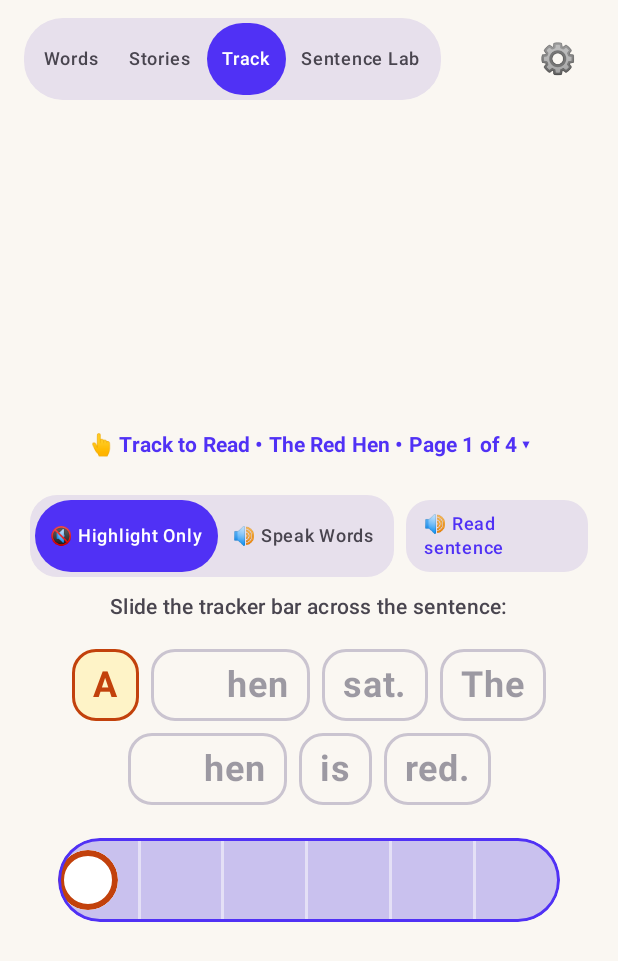
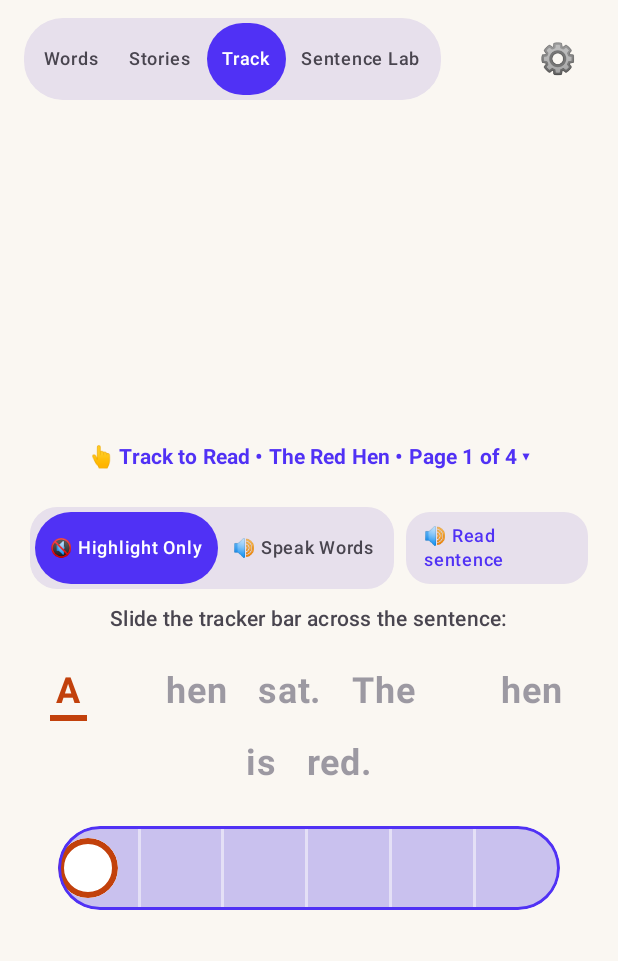
Before and after one commit to alexcch-byte/dragon-readers, an Android app built with Jetpack Compose: the screen it shows after launch (MainActivity), after a tap on "Track", on a phone screen of 412 x 824 dp. Shown: the top 961 px of the screen. Run offline under Robolectric (Android 15) with nearby library versions, the phone set to English and light mode, and no system bars; 3 other taps on this screen came first.

Commit message:
Cycle 29: Underline active reading word instead of drawing a box around it

```diff
--- a/app/src/main/java/com/example/earlyreader/MainActivity.kt
+++ b/app/src/main/java/com/example/earlyreader/MainActivity.kt
@@ -59,6 +59,8 @@ import androidx.compose.ui.Alignment
 import androidx.compose.ui.Modifier
 import androidx.compose.ui.draw.alpha
 import androidx.compose.ui.draw.clip
+import androidx.compose.ui.draw.drawBehind
+import androidx.compose.ui.geometry.Offset
 import androidx.compose.ui.graphics.Color
 import androidx.compose.ui.input.pointer.pointerInput
 import androidx.compose.ui.layout.onSizeChanged
@@ -628,10 +630,20 @@ fun WordPracticeScreen(
                                 color = if (isActive) WarmAccent else MaterialTheme.colorScheme.onBackground.copy(alpha = 0.45f),
                                 fontWeight = FontWeight.Bold,
                                 modifier = Modifier
-                                    .padding(horizontal = 3.dp)
-                                    .clip(RoundedCornerShape(6.dp))
-                                    .background(if (isActive) Color(0xFFFEF3C7) else Color.Transparent)
-                                    .padding(horizontal = 6.dp, vertical = 2.dp),
+                                    .padding(horizontal = 4.dp)
+                                    .drawBehind {
+                                        if (isActive) {
+                                            val strokeWidth = 3.5.dp.toPx()
+                                            val y = size.height - strokeWidth / 2f
+                                            drawLine(
+                                                color = WarmAccent,
+                                                start = Offset(0f, y),
+                                                end = Offset(size.width, y),
+                                                strokeWidth = strokeWidth,
+                                            )
+                                        }
+                                    }
+                                    .padding(horizontal = 2.dp, vertical = 4.dp),
                             )
                         }
                     }
@@ -886,17 +898,21 @@ fun StoryModeScreen(
                             },
                             fontWeight = FontWeight.Bold,
                             modifier = Modifier
-                                .padding(horizontal = 3.dp, vertical = 2.dp)
-                                .clip(RoundedCornerShape(6.dp))
-                                .background(
-                                    when {
-                                        isActive -> Color(0xFFFEF3C7)
-                                        isDone -> VioletPrimary.copy(alpha = 0.1f)
-                                        else -> Color.Transparent
-                                    }
-                                )
+                                .padding(horizontal = 4.dp, vertical = 2.dp)
                                 .clickable { onSpeakWord(w.text.trimEnd('.', '!', '?', ',')) }
-                                .padding(horizontal = 6.dp, vertical = 2.dp),
+                                .drawBehind {
+                                    if (isActive) {
+                                        val strokeWidth = 3.5.dp.toPx()
+                                        val y = size.height - strokeWidth / 2f
+                                        drawLine(
+                                            color = WarmAccent,
+                                            start = Offset(0f, y),
+                                            end = Offset(size.width, y),
+                                            strokeWidth = strokeWidth,
+                                        )
+                                    }
+                                }
+                                .padding(horizontal = 2.dp, vertical = 4.dp),
                         )
                     }
                 }
@@ -1323,26 +1339,26 @@ fun TrackToReadScreen(
                     // (it keeps its space until then, so nothing shifts).
                     val isPassed = pageCompleted || idx < reachedWordIndex
 
-                    Surface(
-                        shape = RoundedCornerShape(16.dp),
-                        color = when {
-                            isActive -> Color(0xFFFEF3C7)
-                            isDone -> MaterialTheme.colorScheme.surfaceVariant
-                            else -> MaterialTheme.colorScheme.surface
-                        },
-                        border = BorderStroke(
-                            width = 2.dp,
-                            color = when {
-                                isActive -> WarmAccent
-                                isDone -> VioletPrimary.copy(alpha = 0.5f)
-                                else -> MaterialTheme.colorScheme.outlineVariant
-                            },
-                        ),
-                        modifier = Modifier
-                            .padding(horizontal = 4.dp, vertical = 4.dp)
+                    Row(
+                        verticalAlignment = Alignment.CenterVertically,
+                        modifier = Modifier
+                            .padding(horizontal = 6.dp, vertical = 4.dp)
                             .clickable {
                                 updateTrackProgress((idx + 0.5f) / wordCount.toFloat(), TrackSource.CHIP)
                             }
+                            .drawBehind {
+                                if (isActive) {
+                                    val strokeWidth = 4.dp.toPx()
+                                    val y = size.height - strokeWidth / 2f
+                                    drawLine(
+                                        color = WarmAccent,
+                                        start = Offset(0f, y),
+                                        end = Offset(size.width, y),
+                                        strokeWidth = strokeWidth,
+                                    )
+                                }
+                            }
+                            .padding(horizontal = 4.dp, vertical = 6.dp)
                             .semantics {
                                 contentDescription = "${word.text}. " + when {
                                     isActive -> "Current word"
@@ -1350,10 +1366,6 @@ fun TrackToReadScreen(
                                     else -> "Upcoming word"
                                 }
                             },
-                    ) {
-                        Row(
-                            verticalAlignment = Alignment.CenterVertically,
-                            modifier = Modifier.padding(horizontal = 14.dp, vertical = 10.dp),
                     ) {
                         if (word.img != null) {
                             Text(
@@ -1374,7 +1386,6 @@ fun TrackToReadScreen(
                                 else -> MaterialTheme.colorScheme.onSurface.copy(alpha = 0.45f)
                             },
                         )
-                        }
                     }
                 }
             }
```
Also changed, not shown: 1 other file. Lines whose indentation alone changed are shown as unchanged.
